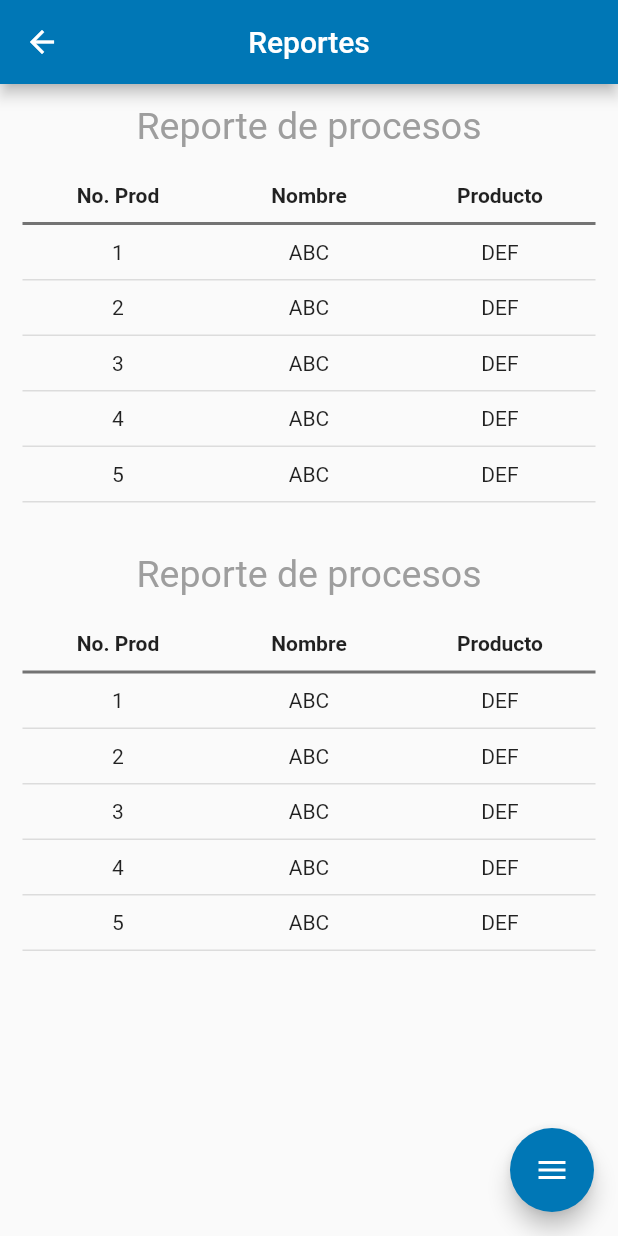
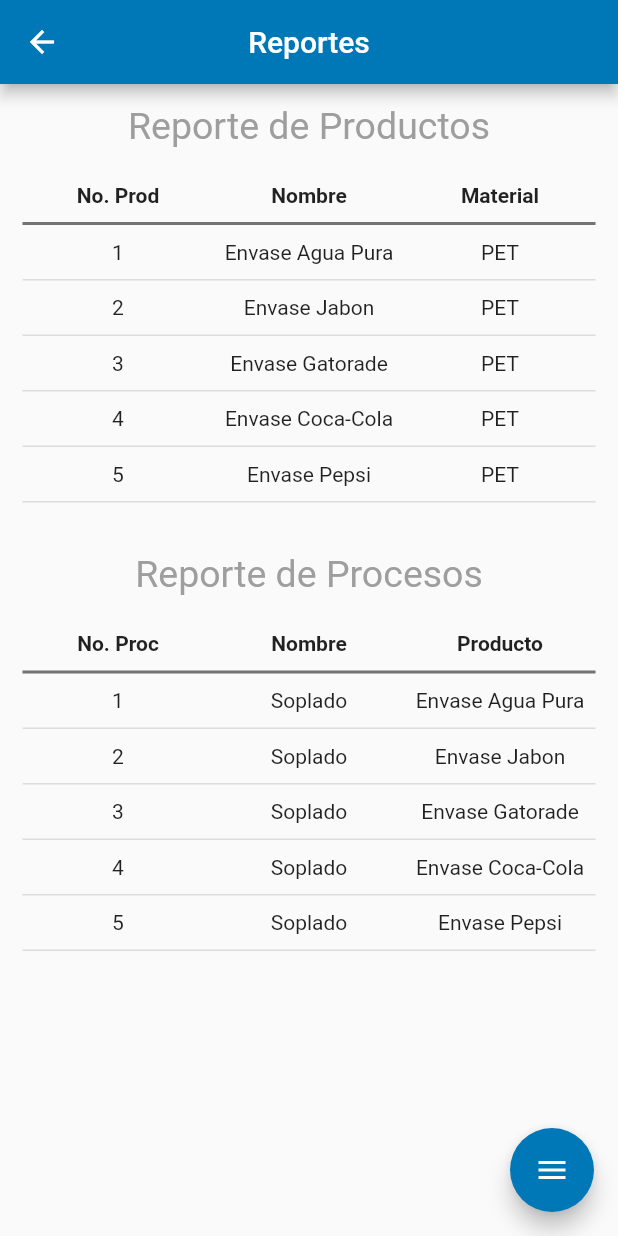
Before and after one commit to nestor-juarez/proyecto2, a Flutter app: the ReportPage screen opened directly, on a phone screen of 412 x 824 dp. Run offline on Flutter 3.47's test engine with Material 2 defaults, Android fonts, the light colour scheme and no system bars; drawn by our look-alikes of flutter_speed_dial; our stand-ins replace bloc, equatable, fl_chart, flutter_bloc, sqflite; accounts and stored records are empty.

Commit message:
Proyecto Final 2

```diff
--- a/lib/pages/adc_page.dart
+++ b/lib/pages/adc_page.dart
@@ -49,8 +49,8 @@
                     print('Modificar');
                   }),
               SpeedDialChild(
-                  child: Icon(Icons.delete_outline),
-                  label: 'Eliminar Registro',
+                  child: Icon(Icons.work_off_outlined),
+                  label: 'Deshabilitar',
                   backgroundColor: Colors.redAccent,
                   onTap: () {
                     print('Eliminar');
--- a/lib/pages/complement_page.dart
+++ b/lib/pages/complement_page.dart
@@ -49,8 +49,8 @@
                     print('Modificar');
                   }),
               SpeedDialChild(
-                  child: Icon(Icons.delete_outline),
-                  label: 'Eliminar Registro',
+                  child: Icon(Icons.work_off_outlined),
+                  label: 'Deshabilitar',
                   backgroundColor: Colors.redAccent,
                   onTap: () {
                     print('Eliminar');
--- a/lib/pages/login_page.dart
+++ b/lib/pages/login_page.dart
@@ -170,7 +170,7 @@
                 physics: const AlwaysScrollableScrollPhysics(),
                 padding: const EdgeInsets.symmetric(
                   horizontal: 40.0,
-                  vertical: 120.0,
+                  vertical: 225.0,
                 ),
                 child: Column(
                   mainAxisAlignment: MainAxisAlignment.center,
--- a/lib/pages/product_page.dart
+++ b/lib/pages/product_page.dart
@@ -49,8 +49,8 @@
                   print('Modificar');
                 }),
             SpeedDialChild(
-                child: Icon(Icons.delete_outline),
-                label: 'Eliminar Registro',
+                child: Icon(Icons.work_off_outlined),
+                label: 'Deshabilitar',
                 backgroundColor: Colors.redAccent,
                 onTap: () {
                   print('Eliminar');
--- a/lib/pages/production_page.dart
+++ b/lib/pages/production_page.dart
@@ -49,8 +49,8 @@
                     print('Modificar');
                   }),
               SpeedDialChild(
-                  child: Icon(Icons.delete_outline),
-                  label: 'Eliminar Registro',
+                  child: Icon(Icons.work_off_outlined),
+                  label: 'Deshabilitar',
                   backgroundColor: Colors.redAccent,
                   onTap: () {
                     print('Eliminar');
--- a/lib/pages/report_page.dart
+++ b/lib/pages/report_page.dart
@@ -70,17 +70,17 @@
                   children: const [
                     ListTile(
                       title: Text(
-                        'Reporte de procesos',
+                        'Reporte de Productos',
                         textAlign: TextAlign.center,
                         style: TextStyle(color: Colors.grey, fontSize: 25),
                       ),
                     ),
-                    TableTitle(['No. Prod', 'Nombre', 'Producto']),
-                    TableContent(['1', 'ABC', 'DEF']),
-                    TableContent(['2', 'ABC', 'DEF']),
-                    TableContent(['3', 'ABC', 'DEF']),
-                    TableContent(['4', 'ABC', 'DEF']),
-                    TableContent(['5', 'ABC', 'DEF']),
+                    TableTitle(['No. Prod', 'Nombre', 'Material']),
+                    TableContent(['1', 'Envase Agua Pura', 'PET']),
+                    TableContent(['2', 'Envase Jabon', 'PET']),
+                    TableContent(['3', 'Envase Gatorade', 'PET']),
+                    TableContent(['4', 'Envase Coca-Cola', 'PET']),
+                    TableContent(['5', 'Envase Pepsi', 'PET']),
                   ],
                 ),
                 const SizedBox(height: 20),
@@ -88,17 +88,17 @@
                   children: const [
                     ListTile(
                       title: Text(
-                        'Reporte de procesos',
+                        'Reporte de Procesos',
                         textAlign: TextAlign.center,
                         style: TextStyle(color: Colors.grey, fontSize: 25),
                       ),
                     ),
-                    TableTitle(['No. Prod', 'Nombre', 'Producto']),
-                    TableContent(['1', 'ABC', 'DEF']),
-                    TableContent(['2', 'ABC', 'DEF']),
-                    TableContent(['3', 'ABC', 'DEF']),
-                    TableContent(['4', 'ABC', 'DEF']),
-                    TableContent(['5', 'ABC', 'DEF']),
+                    TableTitle(['No. Proc', 'Nombre', 'Producto']),
+                    TableContent(['1', 'Soplado', 'Envase Agua Pura']),
+                    TableContent(['2', 'Soplado', 'Envase Jabon']),
+                    TableContent(['3', 'Soplado', 'Envase Gatorade']),
+                    TableContent(['4', 'Soplado', 'Envase Coca-Cola']),
+                    TableContent(['5', 'Soplado', 'Envase Pepsi']),
                   ],
                 ),
               ],
--- a/lib/widget/navigation_drawer_widget.dart
+++ b/lib/widget/navigation_drawer_widget.dart
@@ -69,6 +69,12 @@
                     text: 'Configuración',
                     icon: Icons.settings,
                     onClicked: () => selectedItem(context, 5),
+                  ),
+                  const SizedBox(height: 140),
+                  buildMenuItem(
+                    text: 'Desarrollo App por Nestor Juarez',
+                    icon: Icons.developer_mode,
+                    //onClicked: () => selectedItem(context, 5),
                   ),
                 ],
               ),
```
